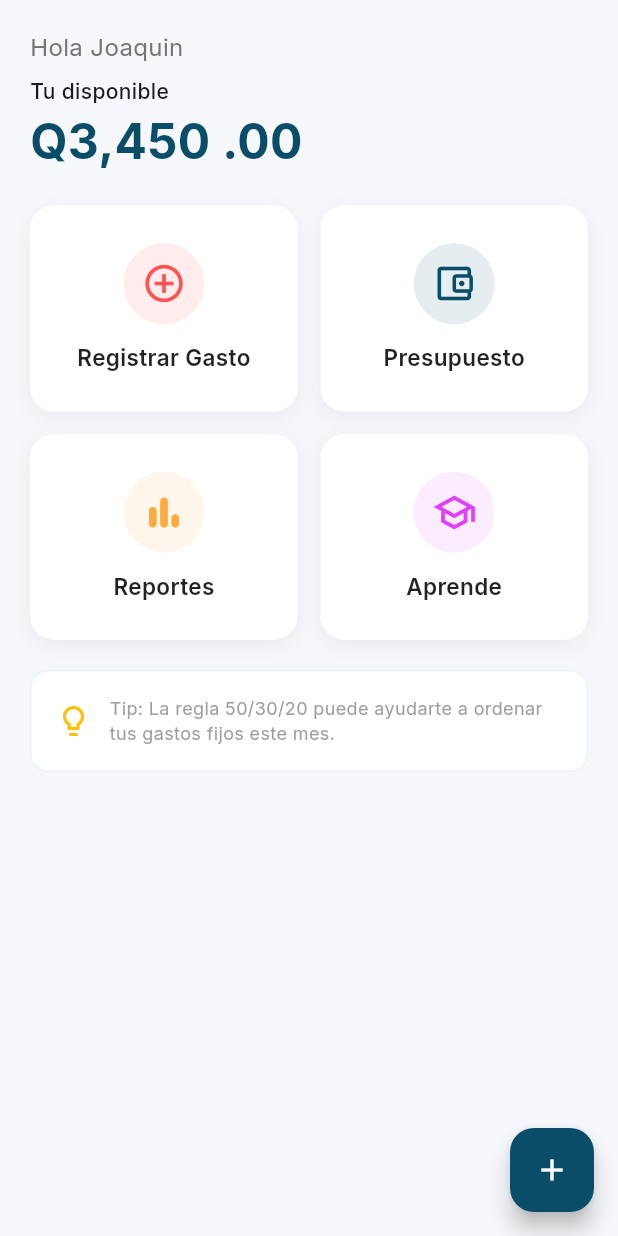
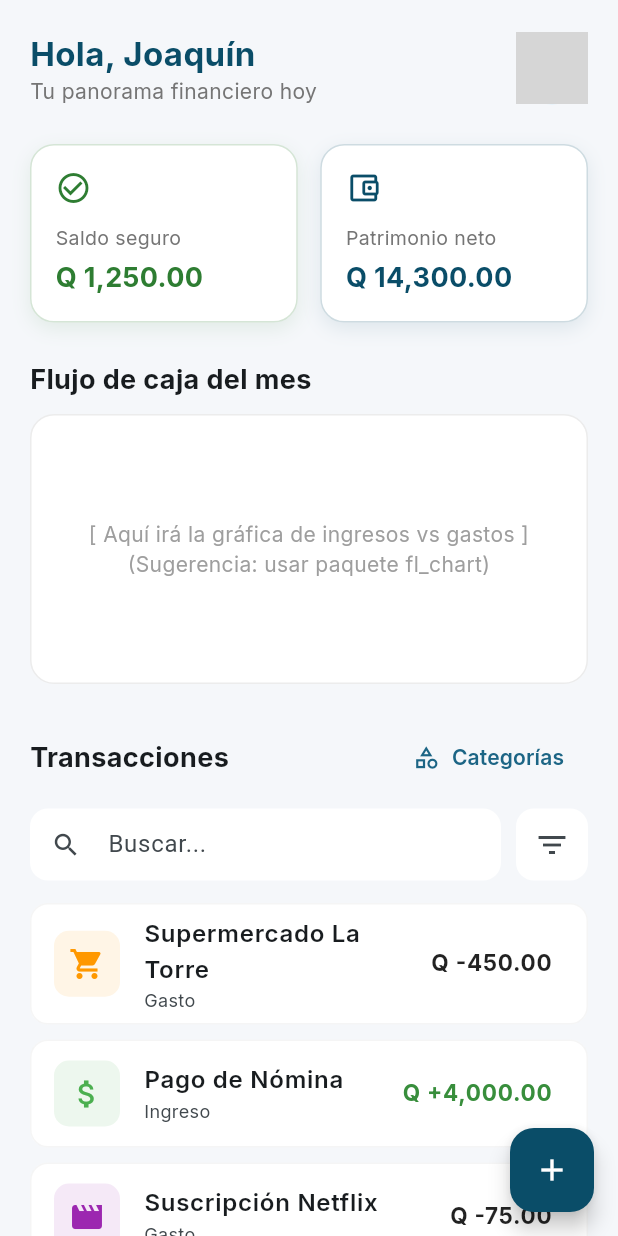
Before and after one commit to 13joaquin/finanzagt, a Flutter app: the screen it shows after launch, on a phone screen of 412 x 824 dp. Run offline on Flutter 3.47's test engine with Material 3 defaults, Android fonts, the phone set to English and light mode, and no system bars; our stand-ins replace google_fonts; network calls fail; grey boxes are pictures that could not be loaded.

```diff
--- a/lib/main.dart
+++ b/lib/main.dart
@@ -1,8 +1,8 @@
 /*import 'dart:ffi';*/
 /*import 'dart:ui';*/
 
+import 'package:finanzagt/screens/dashboard_screen.dart';
 import 'package:flutter/material.dart';
-
 import 'package:google_fonts/google_fonts.dart';
 
 void main() {
@@ -21,7 +21,7 @@ class MyApp extends StatelessWidget {
         colorScheme: ColorScheme.fromSeed(seedColor: const Color(0xFF0A4D68)),
         useMaterial3: true
       ),
-      home:  MainMenuScreen(),
+      home:  /*MainMenuScreen()*/ MainDashboardScreen(),
     );
   }
 }
--- /dev/null
+++ b/lib/screens/dashboard_screen.dart
@@ -0,0 +1,270 @@
+import 'dart:ui';
+
+import 'package:flutter/material.dart';
+import 'package:google_fonts/google_fonts.dart';
+
+class MainDashboardScreen extends StatelessWidget {
+  const MainDashboardScreen({super.key});
+
+  @override
+  Widget build(BuildContext context) {
+    final Color primaryColor = const Color(0xFF0A4D68);
+    final Color safeBalanceColor = const Color(0xFF2E7D32); // Verde para "Seguro"
+
+    return Scaffold(
+      backgroundColor: const Color(0xFFF5F7FA),
+      body: SafeArea(
+        child: SingleChildScrollView(
+          child: Padding(
+            padding: const EdgeInsets.all(20.0),
+            child: Column(
+              crossAxisAlignment: CrossAxisAlignment.start,
+              children: [
+                // 1 y 2. Cabecera: Saludo, Panorama y Foto de Perfil
+                Row(
+                  mainAxisAlignment: MainAxisAlignment.spaceBetween,
+                  children: [
+                    Column(
+                      crossAxisAlignment: CrossAxisAlignment.start,
+                      children: [
+                        Text(
+                          'Hola, Joaquín',
+                          style: GoogleFonts.inter(
+                              fontSize: 22,
+                              fontWeight: FontWeight.bold,
+                              color: primaryColor),
+                        ),
+                        Text(
+                          'Tu panorama financiero hoy',
+                          style: GoogleFonts.inter(
+                              fontSize: 14, color: Colors.grey[600]),
+                        ),
+                      ],
+                    ),
+                    const CircleAvatar(
+                      radius: 24,
+                      backgroundImage: NetworkImage(
+                          'https://i.pravatar.cc/150?img=11'), // Imagen de prueba
+                    ),
+                  ],
+                ),
+                const SizedBox(height: 25),
+
+                // 3. Paneles Divididos: Saldo Seguro vs Patrimonio Neto
+                Row(
+                  children: [
+                    Expanded(
+                      child: _buildInfoCard(
+                        title: 'Saldo seguro',
+                        amount: 'Q 1,250.00', // Moneda GTQ
+                        color: safeBalanceColor,
+                        icon: Icons.check_circle_outline,
+                      ),
+                    ),
+                    const SizedBox(width: 15),
+                    Expanded(
+                      child: _buildInfoCard(
+                        title: 'Patrimonio neto',
+                        amount: 'Q 14,300.00', // Moneda GTQ
+                        color: primaryColor,
+                        icon: Icons.account_balance_wallet_outlined,
+                      ),
+                    ),
+                  ],
+                ),
+                const SizedBox(height: 25),
+
+                // 4. Gráfica de Flujo de Caja (Placeholder)
+                Text(
+                  'Flujo de caja del mes',
+                  style: GoogleFonts.inter(
+                      fontSize: 18, fontWeight: FontWeight.bold),
+                ),
+                const SizedBox(height: 10),
+                Container(
+                  height: 180,
+                  width: double.infinity,
+                  decoration: BoxDecoration(
+                    color: Colors.white,
+                    borderRadius: BorderRadius.circular(16),
+                    border: Border.all(color: Colors.grey.withValues(alpha: 0.2)),
+                  ),
+                  child: Center(
+                    child: Text(
+                      '[ Aquí irá la gráfica de ingresos vs gastos ]\n(Sugerencia: usar paquete fl_chart)',
+                      textAlign: TextAlign.center,
+                      style: GoogleFonts.inter(color: Colors.grey),
+                    ),
+                  ),
+                ),
+                const SizedBox(height: 25),
+
+                // 5 y 6. Controles del Panel y Lista de Transacciones
+                Row(
+                  mainAxisAlignment: MainAxisAlignment.spaceBetween,
+                  children: [
+                    Text(
+                      'Transacciones',
+                      style: GoogleFonts.inter(
+                          fontSize: 18, fontWeight: FontWeight.bold),
+                    ),
+                    // Botón para administrar categorías (Modal)
+                    TextButton.icon(
+                      onPressed: () {
+                        // Aquí abriremos el BottomSheet modal para categorías
+                        debugPrint("Abrir modal de categorías");
+                      },
+                      icon: const Icon(Icons.category_outlined, size: 18),
+                      label: Text(
+                        'Categorías',
+                        style: GoogleFonts.inter(fontWeight: FontWeight.w600),
+                      ),
+                    )
+                  ],
+                ),
+                const SizedBox(height: 10),
+
+                // Barra de Búsqueda y Filtro Rápido
+                Row(
+                  children: [
+                    Expanded(
+                      child: TextField(
+                        decoration: InputDecoration(
+                          hintText: 'Buscar...',
+                          prefixIcon: const Icon(Icons.search, size: 20),
+                          filled: true,
+                          fillColor: Colors.white,
+                          contentPadding: const EdgeInsets.symmetric(vertical: 0),
+                          border: OutlineInputBorder(
+                            borderRadius: BorderRadius.circular(12),
+                            borderSide: BorderSide.none,
+                          ),
+                        ),
+                      ),
+                    ),
+                    const SizedBox(width: 10),
+                    Container(
+                      decoration: BoxDecoration(
+                        color: Colors.white,
+                        borderRadius: BorderRadius.circular(12),
+                      ),
+                      child: IconButton(
+                        icon: const Icon(Icons.filter_list),
+                        onPressed: () {},
+                      ),
+                    ),
+                  ],
+                ),
+                const SizedBox(height: 15),
+
+                // Lista de Transacciones (Simulada con Swipe-to-delete)
+                _buildTransactionItem('Supermercado La Torre', 'Q -450.00', Icons.shopping_cart, Colors.orange),
+                _buildTransactionItem('Pago de Nómina', 'Q +4,000.00', Icons.attach_money, Colors.green),
+                _buildTransactionItem('Suscripción Netflix', 'Q -75.00', Icons.movie, Colors.purple),
+                _buildTransactionItem('Gasolina', 'Q -200.00', Icons.local_gas_station, Colors.red),
+
+                const SizedBox(height: 80), // Espacio para no chocar con el FAB
+              ],
+            ),
+          ),
+        ),
+      ),
+      // Mantenemos el botón flotante para registro rápido de emergencia
+      floatingActionButton: FloatingActionButton(
+        onPressed: () {},
+        backgroundColor: primaryColor,
+        child: const Icon(Icons.add, color: Colors.white),
+      ),
+    );
+  }
+
+  // Widget reutilizable para las tarjetas superiores
+  Widget _buildInfoCard({required String title, required String amount, required Color color, required IconData icon}) {
+    return Container(
+      padding: const EdgeInsets.all(16),
+      decoration: BoxDecoration(
+        color: Colors.white,
+        borderRadius: BorderRadius.circular(16),
+        boxShadow: [
+          BoxShadow(
+            color: color.withValues(alpha: 0.1),
+            blurRadius: 10,
+            offset: const Offset(0, 4),
+          ),
+        ],
+        border: Border.all(color: color.withValues(alpha: 0.2)),
+      ),
+      child: Column(
+        crossAxisAlignment: CrossAxisAlignment.start,
+        children: [
+          Icon(icon, color: color, size: 24),
+          const SizedBox(height: 12),
+          Text(title, style: GoogleFonts.inter(fontSize: 13, color: Colors.grey[600])),
+          const SizedBox(height: 4),
+          Text(
+            amount,
+            style: GoogleFonts.inter(fontSize: 18, fontWeight: FontWeight.bold, color: color),
+          ),
+        ],
+      ),
+    );
+  }
+
+  // Widget para la transacción individual (Con funcionalidad de Deslizar)
+  Widget _buildTransactionItem(String title, String amount, IconData icon, Color iconColor) {
+    bool isIncome = amount.contains('+');
+
+    // Dismissible permite el "Swipe" (Deslizar) estándar en móviles
+    return Dismissible(
+      key: UniqueKey(),
+      background: Container(
+        alignment: Alignment.centerLeft,
+        padding: const EdgeInsets.only(left: 20),
+        color: Colors.blue, // Deslizar derecha para Editar
+        child: const Icon(Icons.edit, color: Colors.white),
+      ),
+      secondaryBackground: Container(
+        alignment: Alignment.centerRight,
+        padding: const EdgeInsets.only(right: 20),
+        color: Colors.red, // Deslizar izquierda para Eliminar
+        child: const Icon(Icons.delete, color: Colors.white),
+      ),
+      onDismissed: (direction) {
+        if (direction == DismissDirection.endToStart) {
+          debugPrint("Eliminar $title");
+        } else {
+          debugPrint("Editar $title");
+        }
+      },
+      child: Card(
+        margin: const EdgeInsets.only(bottom: 10),
+        color: Colors.white,
+        elevation: 0,
+        shape: RoundedRectangleBorder(
+          borderRadius: BorderRadius.circular(12),
+          side: BorderSide(color: Colors.grey.withValues(alpha: 0.1)),
+        ),
+        child: ListTile(
+          leading: Container(
+            padding: const EdgeInsets.all(10),
+            decoration: BoxDecoration(
+              color: iconColor.withValues(alpha: 0.1),
+              borderRadius: BorderRadius.circular(10),
+            ),
+            child: Icon(icon, color: iconColor),
+          ),
+          title: Text(title, style: GoogleFonts.inter(fontWeight: FontWeight.w600)),
+          subtitle: Text(isIncome ? 'Ingreso' : 'Gasto', style: GoogleFonts.inter(fontSize: 12)),
+          trailing: Text(
+            amount,
+            style: GoogleFonts.inter(
+              fontWeight: FontWeight.bold,
+              color: isIncome ? Colors.green[700] : Colors.black87,
+              fontSize: 15,
+            ),
+          ),
+        ),
+      ),
+    );
+  }
+}
```
Also changed, not shown: lib/screens/main_layout.dart (added).
